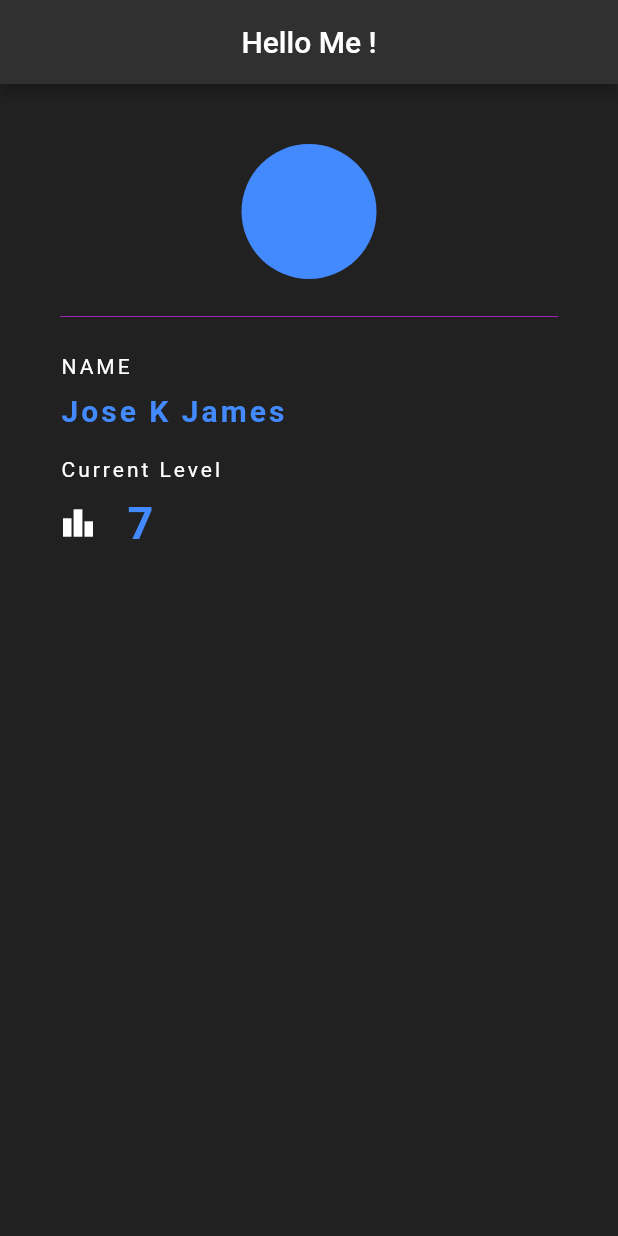
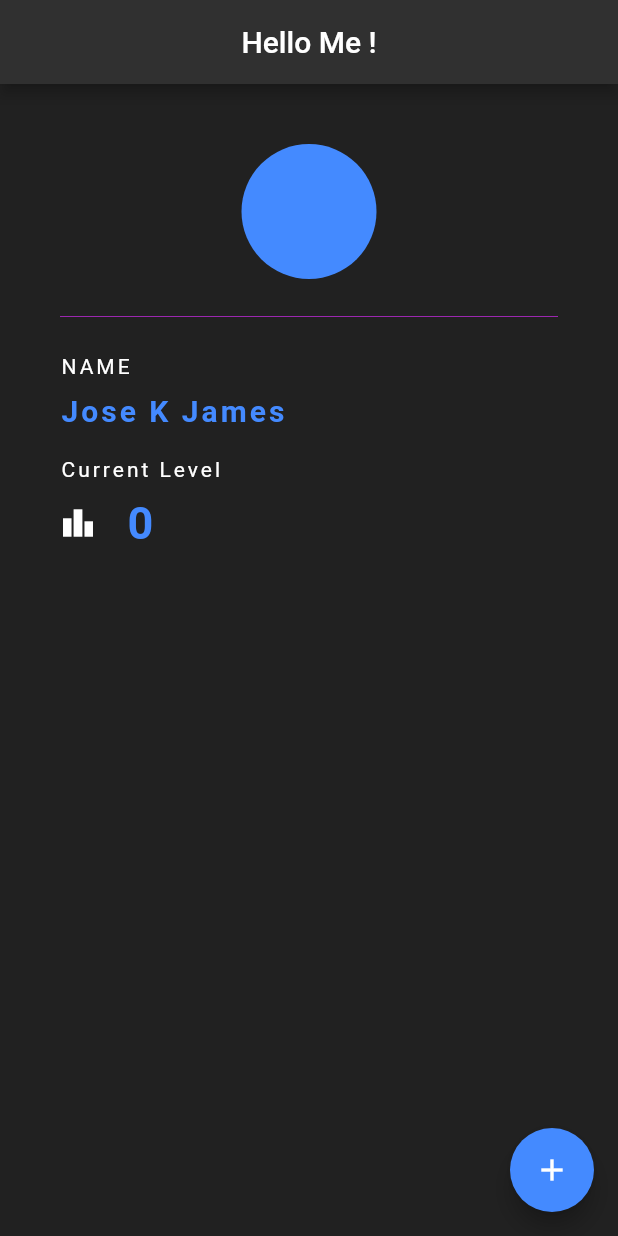
Before and after one commit to cyberianzed/flutter_demo, a Flutter app: the screen it shows after launch, on a phone screen of 412 x 824 dp. Run offline on Flutter 3.47's test engine with Material 2 defaults, Android fonts, the phone set to English and light mode, and no system bars.

```diff
--- a/lib/main.dart
+++ b/lib/main.dart
@@ -4,7 +4,14 @@ void main() => runApp(MaterialApp(
       home: NinjaCard(),
     ));
 
-class NinjaCard extends StatelessWidget {
+class NinjaCard extends StatefulWidget {
+  @override
+  _NinjaCardState createState() => _NinjaCardState();
+}
+
+class _NinjaCardState extends State<NinjaCard> {
+  int level = 0;
+
   @override
   Widget build(BuildContext context) {
     return Scaffold(
@@ -13,6 +20,15 @@ class NinjaCard extends StatelessWidget {
         title: Text('Hello Me !'),
         centerTitle: true,
         backgroundColor: Colors.grey[850],
+      ),
+      floatingActionButton: FloatingActionButton(
+        onPressed: () {
+          // setState(() {
+          //   level++;
+          // });
+        },
+        child: Icon(Icons.add),
+        backgroundColor: Colors.blueAccent,
       ),
       body: Padding(
         padding: EdgeInsets.all(40.0),
@@ -65,7 +81,7 @@ class NinjaCard extends StatelessWidget {
                 SizedBox(
                   width: 20.0,
                 ),
-                Text('7',
+                Text('$level',
                     style: TextStyle(
                       color: Colors.blueAccent,
                       letterSpacing: 2.0,
```
